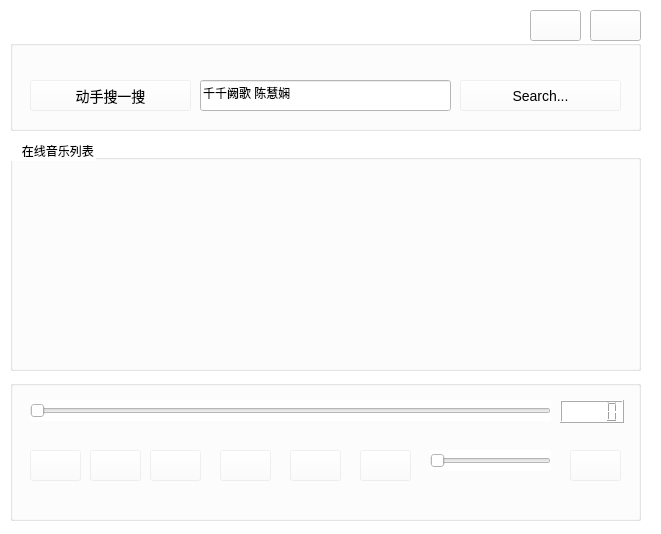
Qt form mainwindow.ui (NGUAlexZhang/ubuntu-music-player) before a commit.
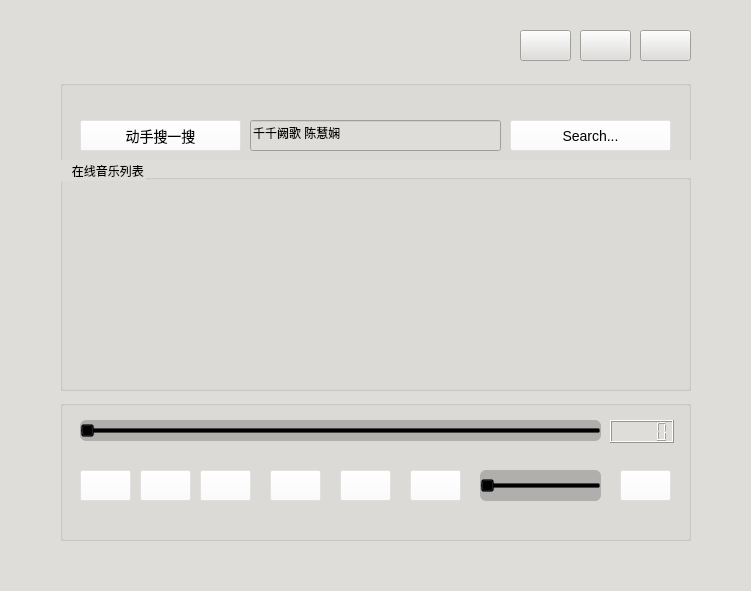
The same form after that commit. Icons and pictures are not drawn.

The edit to the form file:
```diff
--- a/mainwindow.ui
+++ b/mainwindow.ui
@@ -6,22 +6,22 @@
    <rect>
     <x>0</x>
     <y>0</y>
-    <width>661</width>
-    <height>534</height>
+    <width>751</width>
+    <height>591</height>
    </rect>
   </property>
   <property name="windowTitle">
    <string>MainWindow</string>
   </property>
   <property name="styleSheet">
-   <string notr="true">background-color: rgb(255, 255, 255);</string>
+   <string notr="true">background-color: rgb(222, 221, 218);</string>
   </property>
   <widget class="QWidget" name="centralwidget">
    <widget class="QPushButton" name="pushButton_About">
     <property name="geometry">
      <rect>
-      <x>530</x>
-      <y>10</y>
+      <x>520</x>
+      <y>30</y>
       <width>51</width>
       <height>31</height>
      </rect>
@@ -43,8 +43,8 @@
    <widget class="QPushButton" name="pushButton_Exit">
     <property name="geometry">
      <rect>
-      <x>590</x>
-      <y>10</y>
+      <x>640</x>
+      <y>30</y>
       <width>51</width>
       <height>31</height>
      </rect>
@@ -66,8 +66,8 @@
    <widget class="QPushButton" name="pushButton_St">
     <property name="geometry">
      <rect>
-      <x>30</x>
-      <y>80</y>
+      <x>80</x>
+      <y>120</y>
       <width>161</width>
       <height>31</height>
      </rect>
@@ -106,8 +106,8 @@
    <widget class="QPushButton" name="pushButton_Search">
     <property name="geometry">
      <rect>
-      <x>460</x>
-      <y>80</y>
+      <x>510</x>
+      <y>120</y>
       <width>161</width>
       <height>31</height>
      </rect>
@@ -140,8 +140,8 @@
    <widget class="QLineEdit" name="lineEdit_InputSongs">
     <property name="geometry">
      <rect>
-      <x>200</x>
-      <y>80</y>
+      <x>250</x>
+      <y>120</y>
       <width>251</width>
       <height>31</height>
      </rect>
@@ -156,8 +156,8 @@
    <widget class="QGroupBox" name="groupBox">
     <property name="geometry">
      <rect>
-      <x>10</x>
-      <y>40</y>
+      <x>60</x>
+      <y>80</y>
       <width>631</width>
       <height>91</height>
      </rect>
@@ -169,8 +169,8 @@
    <widget class="QPlainTextEdit" name="plainTextEdit">
     <property name="geometry">
      <rect>
-      <x>20</x>
-      <y>170</y>
+      <x>70</x>
+      <y>190</y>
       <width>611</width>
       <height>191</height>
      </rect>
@@ -179,8 +179,8 @@
    <widget class="QGroupBox" name="groupBox_SongList">
     <property name="geometry">
      <rect>
-      <x>10</x>
-      <y>140</y>
+      <x>60</x>
+      <y>160</y>
       <width>631</width>
       <height>231</height>
      </rect>
@@ -195,8 +195,8 @@
    <widget class="QPushButton" name="pushButton_AddSong">
     <property name="geometry">
      <rect>
-      <x>30</x>
-      <y>450</y>
+      <x>80</x>
+      <y>470</y>
       <width>51</width>
       <height>31</height>
      </rect>
@@ -224,8 +224,8 @@
    <widget class="QPushButton" name="pushButton_PlaySong">
     <property name="geometry">
      <rect>
-      <x>90</x>
-      <y>450</y>
+      <x>140</x>
+      <y>470</y>
       <width>51</width>
       <height>31</height>
      </rect>
@@ -253,8 +253,8 @@
    <widget class="QPushButton" name="pushButton_StopSong">
     <property name="geometry">
      <rect>
-      <x>220</x>
-      <y>450</y>
+      <x>270</x>
+      <y>470</y>
       <width>51</width>
       <height>31</height>
      </rect>
@@ -282,8 +282,8 @@
    <widget class="QPushButton" name="pushButton_PreviousSong">
     <property name="geometry">
      <rect>
-      <x>290</x>
-      <y>450</y>
+      <x>340</x>
+      <y>470</y>
       <width>51</width>
       <height>31</height>
      </rect>
@@ -311,8 +311,8 @@
    <widget class="QPushButton" name="pushButton_NextSong">
     <property name="geometry">
      <rect>
-      <x>360</x>
-      <y>450</y>
+      <x>410</x>
+      <y>470</y>
       <width>51</width>
       <height>31</height>
      </rect>
@@ -340,8 +340,8 @@
    <widget class="QGroupBox" name="groupBox_3">
     <property name="geometry">
      <rect>
-      <x>10</x>
-      <y>380</y>
+      <x>60</x>
+      <y>400</y>
       <width>631</width>
       <height>141</height>
      </rect>
@@ -368,6 +368,14 @@
        <height>21</height>
       </rect>
      </property>
+     <property name="styleSheet">
+      <string notr="true">		height: 12px; 
+		left: 0px; 
+		right: 0px; 
+		border:0px; 
+border-radius:6px;
+background:rgba(0,0,0,50);</string>
+     </property>
      <property name="orientation">
       <enum>Qt::Horizontal</enum>
      </property>
@@ -378,9 +386,17 @@
        <x>420</x>
        <y>70</y>
        <width>121</width>
-       <height>21</height>
+       <height>31</height>
       </rect>
      </property>
+     <property name="styleSheet">
+      <string notr="true">		height: 12px; 
+		left: 0px; 
+		right: 0px; 
+		border:0px; 
+border-radius:6px;
+background:rgba(0,0,0,50);</string>
+     </property>
      <property name="orientation">
       <enum>Qt::Horizontal</enum>
      </property>
@@ -444,6 +460,29 @@
      </property>
     </widget>
    </widget>
+   <widget class="QPushButton" name="pushButton_Minimize">
+    <property name="geometry">
+     <rect>
+      <x>580</x>
+      <y>30</y>
+      <width>51</width>
+      <height>31</height>
+     </rect>
+    </property>
+    <property name="text">
+     <string/>
+    </property>
+    <property name="icon">
+     <iconset resource="ResourseImages.qrc">
+      <normaloff>:/new/prefix1/dist/ic_zoom_out_2.png</normaloff>:/new/prefix1/dist/ic_zoom_out_2.png</iconset>
+    </property>
+    <property name="iconSize">
+     <size>
+      <width>32</width>
+      <height>32</height>
+     </size>
+    </property>
+   </widget>
    <zorder>groupBox_3</zorder>
    <zorder>groupBox</zorder>
    <zorder>pushButton_About</zorder>
```
Left out of the diff: 7 changed lines with no effect on the pictures.
